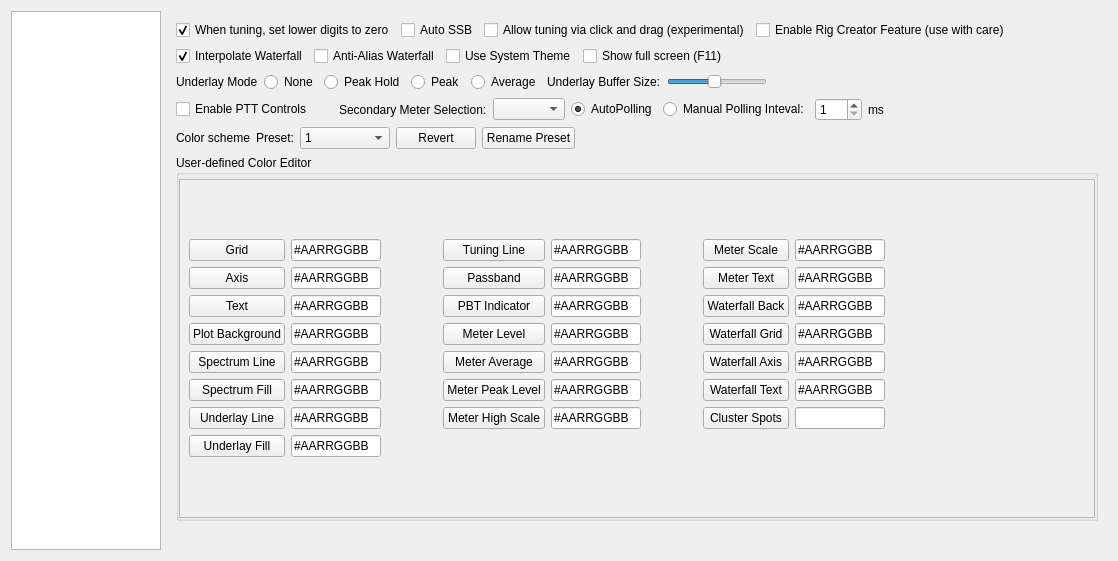
Above: settingswidget.ui from adecarolis/wfweb before the change. Below: the same form after it.
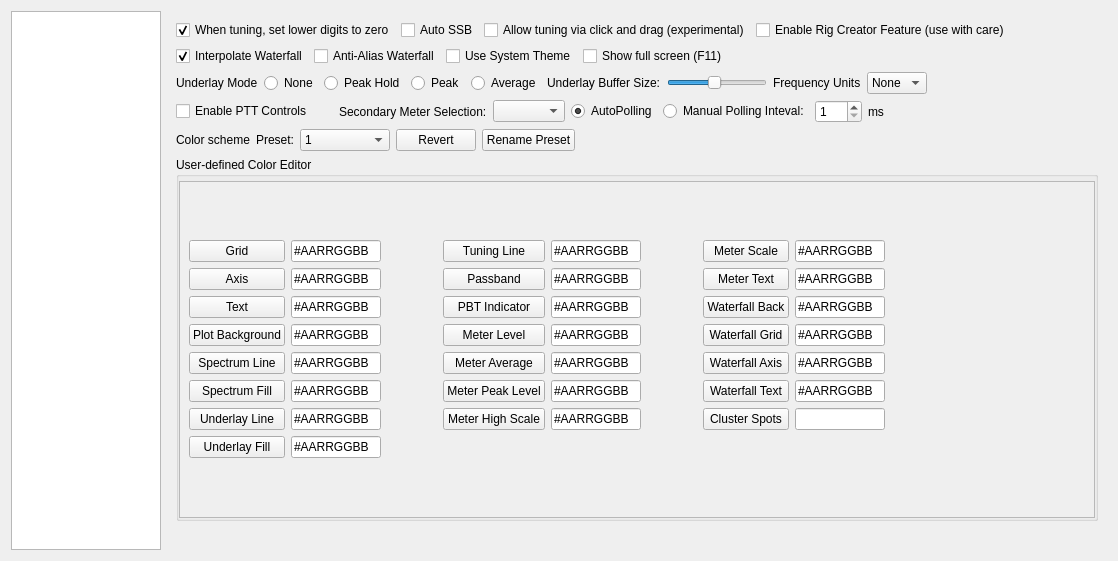
That is the form after the change. The open tabs and pages were chosen to show the change. Custom widgets are drawn as their Qt base class.

What changed in the file:
```diff
--- a/settingswidget.ui
+++ b/settingswidget.ui
@@ -968,6 +968,42 @@
              </property>
             </widget>
            </item>
+           <item>
+            <widget class="QLabel" name="label_3">
+             <property name="text">
+              <string>Frequency Units</string>
+             </property>
+            </widget>
+           </item>
+           <item>
+            <widget class="QComboBox" name="frequencyUnitsCombo">
+             <item>
+              <property name="text">
+               <string>None</string>
+              </property>
+             </item>
+             <item>
+              <property name="text">
+               <string>Hz</string>
+              </property>
+             </item>
+             <item>
+              <property name="text">
+               <string>KHz</string>
+              </property>
+             </item>
+             <item>
+              <property name="text">
+               <string>MHz</string>
+              </property>
+             </item>
+             <item>
+              <property name="text">
+               <string>GHz</string>
+              </property>
+             </item>
+            </widget>
+           </item>
            <item>
             <spacer name="horizontalSpacer_27">
              <property name="orientation">
@@ -1235,8 +1271,8 @@
                 <rect>
                  <x>0</x>
                  <y>0</y>
-                 <width>453</width>
-                 <height>235</height>
+                 <width>925</width>
+                 <height>330</height>
                 </rect>
                </property>
                <layout class="QGridLayout" name="gridLayout_2">
```
Left out of the diff: 7 changed lines with no effect on the pictures.
